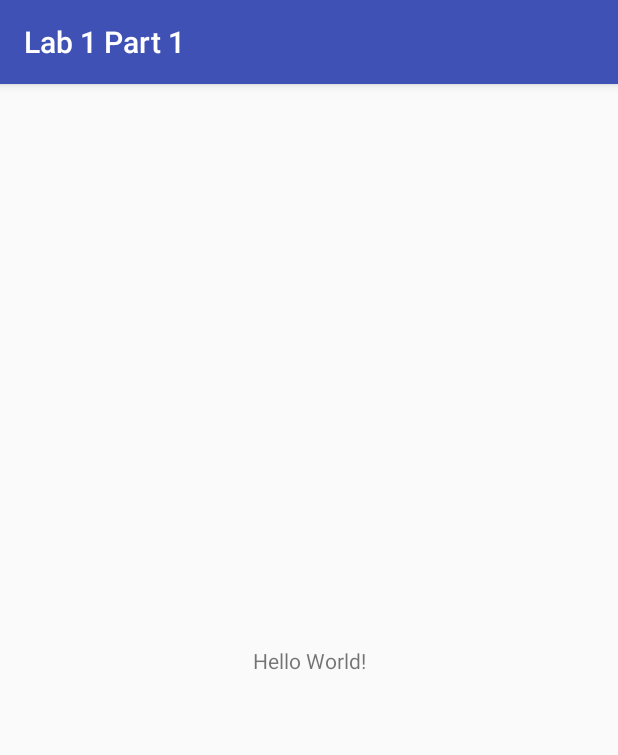
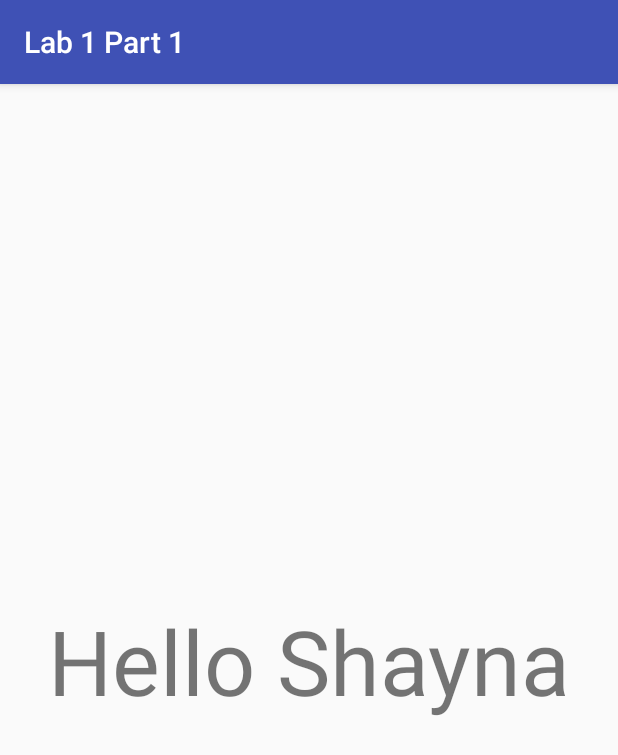
Before and after one commit to noones18/Lab1Part1, an Android app: the screen it shows after launch (MainActivity), on a phone screen of 412 x 824 dp. Shown: the top 755 px of the screen. Run offline under Robolectric (Android 15) with nearby library versions, the phone set to English and light mode, and no system bars.

Commit message:
Changed size and contents of text display.

```diff
--- a/app/src/main/res/layout/activity_main.xml
+++ b/app/src/main/res/layout/activity_main.xml
@@ -9,7 +9,8 @@
     <TextView
         android:layout_width="wrap_content"
         android:layout_height="wrap_content"
-        android:text="Hello World!"
+        android:text="Hello Shayna"
+        android:textSize="60dp"
         app:layout_constraintBottom_toBottomOf="parent"
         app:layout_constraintLeft_toLeftOf="parent"
         app:layout_constraintRight_toRightOf="parent"
```
